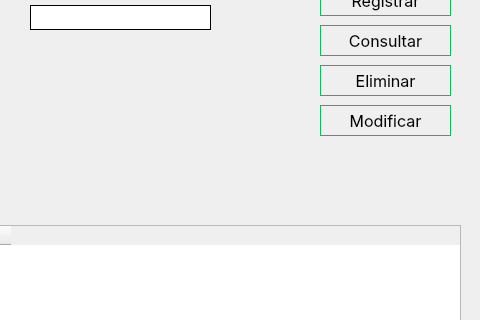
Before: the Qt Designer form UI/ventanaProveedores.ui in RefinedCandle49/bookish-memory, drawn with Qt 5; both pictures show x 500 to 980 and y 105 to 425 of the 980 by 600 pixel window.
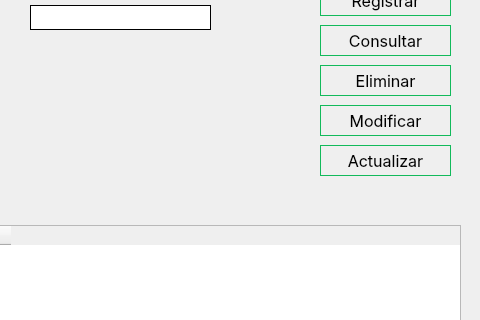
After: the same form once the commit is applied.

Patch:
```diff
--- a/UI/ventanaProveedores.ui
+++ b/UI/ventanaProveedores.ui
@@ -449,6 +449,25 @@
      </property>
     </column>
    </widget>
+   <widget class="QPushButton" name="btnActualizar">
+    <property name="geometry">
+     <rect>
+      <x>820</x>
+      <y>250</y>
+      <width>131</width>
+      <height>31</height>
+     </rect>
+    </property>
+    <property name="font">
+     <font>
+      <family>Inter</family>
+      <pointsize>12</pointsize>
+     </font>
+    </property>
+    <property name="text">
+     <string>Actualizar</string>
+    </property>
+   </widget>
   </widget>
   <widget class="QMenuBar" name="menubar">
    <property name="geometry">
```
